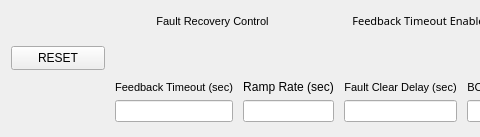
First picture: the form in new_look/rtm_faults.ui, repository cristinasewell/ATCA_PyDM_Screens, before the edit; both pictures show x 0 to 480 and y 0 to 137 of the 1142 by 137 pixel window.
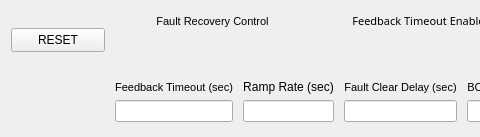
Second picture: the form after the edit. Custom widgets are drawn as their Qt base class.

Commit message: FIX: fix rtm_faults layout

What changed in the file:
```diff
--- a/new_look/rtm_faults.ui
+++ b/new_look/rtm_faults.ui
@@ -14,7 +14,38 @@
    <string>RTM Faults - ${DEVICE}</string>
   </property>
   <layout class="QGridLayout" name="gridLayout">
-   <item row="0" column="1" rowspan="2">
+   <item row="0" column="0">
+    <widget class="PyDMPushButton" name="PyDMPushButton_2">
+     <property name="sizePolicy">
+      <sizepolicy hsizetype="MinimumExpanding" vsizetype="Maximum">
+       <horstretch>0</horstretch>
+       <verstretch>0</verstretch>
+      </sizepolicy>
+     </property>
+     <property name="minimumSize">
+      <size>
+       <width>94</width>
+       <height>24</height>
+      </size>
+     </property>
+     <property name="toolTip">
+      <string/>
+     </property>
+     <property name="text">
+      <string>RESET</string>
+     </property>
+     <property name="autoDefault">
+      <bool>true</bool>
+     </property>
+     <property name="channel" stdset="0">
+      <string>ca://${RTM}:FAULTSEQ_RESET</string>
+     </property>
+     <property name="pressValue" stdset="0">
+      <string>1</string>
+     </property>
+    </widget>
+   </item>
+   <item row="0" column="1">
     <layout class="QHBoxLayout" name="horizontalLayout">
      <property name="spacing">
       <number>7</number>
@@ -369,7 +400,7 @@
      </item>
     </layout>
    </item>
-   <item row="0" column="2" rowspan="3">
+   <item row="0" column="2" rowspan="2">
     <layout class="QVBoxLayout" name="verticalLayout_11">
      <property name="leftMargin">
       <number>2</number>
@@ -544,7 +575,7 @@
      </item>
     </layout>
    </item>
-   <item row="2" column="1">
+   <item row="1" column="1">
     <layout class="QHBoxLayout" name="horizontalLayout_4">
      <property name="leftMargin">
       <number>2</number>
@@ -899,37 +930,6 @@
      </item>
     </layout>
    </item>
-   <item row="1" column="0">
-    <widget class="PyDMPushButton" name="PyDMPushButton_2">
-     <property name="sizePolicy">
-      <sizepolicy hsizetype="MinimumExpanding" vsizetype="Maximum">
-       <horstretch>0</horstretch>
-       <verstretch>0</verstretch>
-      </sizepolicy>
-     </property>
-     <property name="minimumSize">
-      <size>
-       <width>94</width>
-       <height>24</height>
-      </size>
-     </property>
-     <property name="toolTip">
-      <string/>
-     </property>
-     <property name="text">
-      <string>RESET</string>
-     </property>
-     <property name="autoDefault">
-      <bool>true</bool>
-     </property>
-     <property name="channel" stdset="0">
-      <string>ca://${RTM}:FAULTSEQ_RESET</string>
-     </property>
-     <property name="pressValue" stdset="0">
-      <string>1</string>
-     </property>
-    </widget>
-   </item>
   </layout>
  </widget>
  <customwidgets>
```
